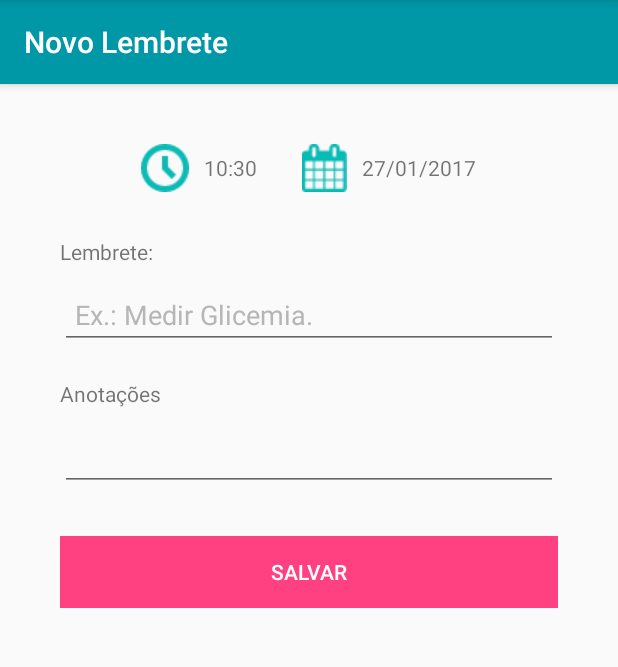
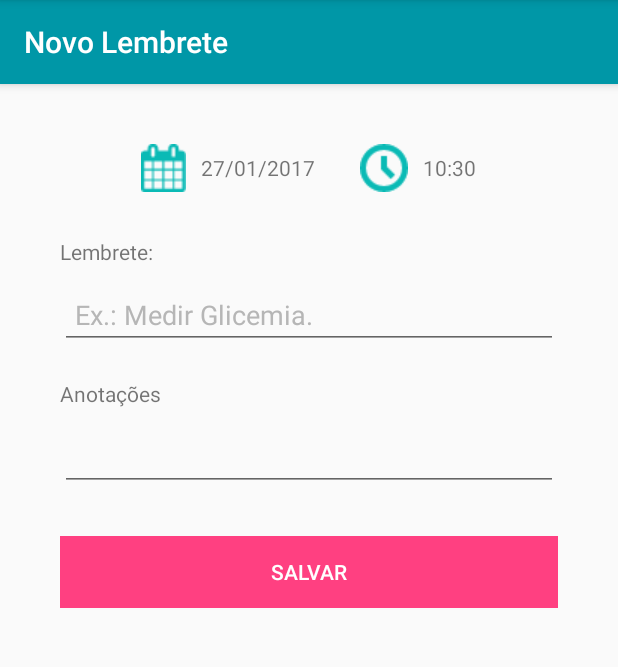
Before and after one commit to FernandaBernardo/diabetes-mais-doce, an Android app: the fragment DashboardLembreteFragment placed in its activity, after a tap on "NOVO LEMBRETE", on a phone screen of 412 x 824 dp, the part 84-751 px from its top. Run offline under Robolectric (Android 15) with nearby library versions, the phone set to English and light mode, and no system bars; libraries missing offline, so code that uses them is left out: com.fourmob.datetimepicker, com.mikepenz.materialdrawer, com.sleepbot.datetimepicker; 12 statements that could not run were skipped.

Commit message:
arruma lembretes

```diff
--- a/app/src/main/java/br/com/caelum/diabetes/dao/LembreteDao.java
+++ b/app/src/main/java/br/com/caelum/diabetes/dao/LembreteDao.java
@@ -1,6 +1,7 @@
 package br.com.caelum.diabetes.dao;
 
 import java.sql.SQLException;
+import java.util.Calendar;
 import java.util.List;
 
 import br.com.caelum.diabetes.exception.TratadorExcecao;
@@ -31,9 +32,21 @@ public class LembreteDao {
 		dao.update(lembrete);
 	}
 
+	public void deletaLembretesAntigos() {
+		List<Lembrete> lembretes = getLembretes();
+		Calendar hoje = Calendar.getInstance();
+		for (Lembrete lembrete : lembretes) {
+			if(lembrete.getData().before(hoje)) {
+				deletar(lembrete);
+			} else {
+				return;
+			}
+		}
+	}
+
 	public List<Lembrete> getLembretes() {
 		QueryBuilder<Lembrete,Integer> builder = dao.queryBuilder();
-
+		builder.orderBy("data", true);
 		PreparedQuery<Lembrete> prepare = null;
 		try {
 			prepare = builder.prepare();
--- a/app/src/main/java/br/com/caelum/diabetes/fragment/lembretes/DashboardLembreteFragment.java
+++ b/app/src/main/java/br/com/caelum/diabetes/fragment/lembretes/DashboardLembreteFragment.java
@@ -63,6 +63,7 @@ public class DashboardLembreteFragment extends Fragment {
 		DbHelper helper = new DbHelper(getActivity());
 		LembreteDao dao = new LembreteDao(helper);
 
+		dao.deletaLembretesAntigos();
 		List<Lembrete> lembretes = dao.getLembretes(5);
 
 		helper.close();
--- a/app/src/main/java/br/com/caelum/diabetes/fragment/lembretes/ListarTodosLembretesFragment.java
+++ b/app/src/main/java/br/com/caelum/diabetes/fragment/lembretes/ListarTodosLembretesFragment.java
@@ -58,6 +58,7 @@ public class ListarTodosLembretesFragment extends Fragment {
 		DbHelper helper = new DbHelper(getActivity());
 		LembreteDao dao = new LembreteDao(helper);
 
+		dao.deletaLembretesAntigos();
 		lembretes = dao.getLembretes();
 
 		helper.close();
--- a/app/src/main/res/layout/novo_lembrete.xml
+++ b/app/src/main/res/layout/novo_lembrete.xml
@@ -12,20 +12,20 @@
         >
 
         <TextView
+            android:drawableLeft="@drawable/calendar"
+            android:drawablePadding="10dp"
+            android:gravity="center_vertical"
+            android:id="@+id/data_lembrete"
+            android:layout_marginRight="30dp"
+            android:layout_height="wrap_content"
+            android:layout_width="wrap_content"
+            />
+
+        <TextView
             android:drawableLeft="@drawable/clock"
             android:drawablePadding="10dp"
             android:gravity="center_vertical"
             android:id="@+id/hora_lembrete"
-            android:layout_height="wrap_content"
-            android:layout_marginRight="30dp"
-            android:layout_width="wrap_content"
-	        />
-
-        <TextView
-            android:drawableLeft="@drawable/calendar"
-            android:drawablePadding="10dp"
-            android:gravity="center_vertical"
-            android:id="@+id/data_lembrete"
             android:layout_height="wrap_content"
             android:layout_width="wrap_content"
             />
```
